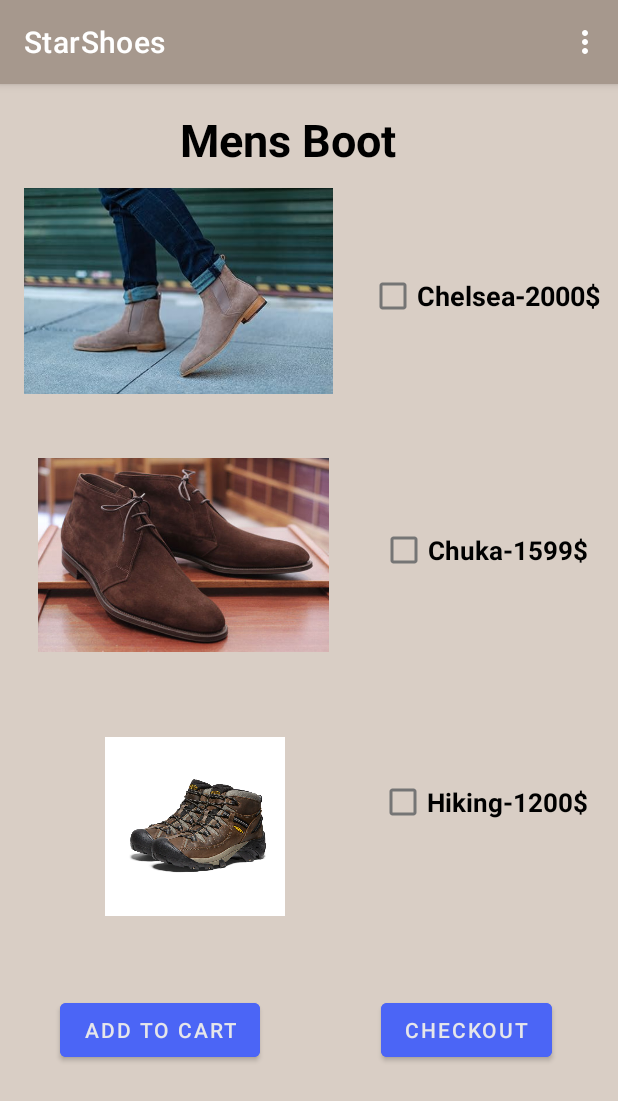
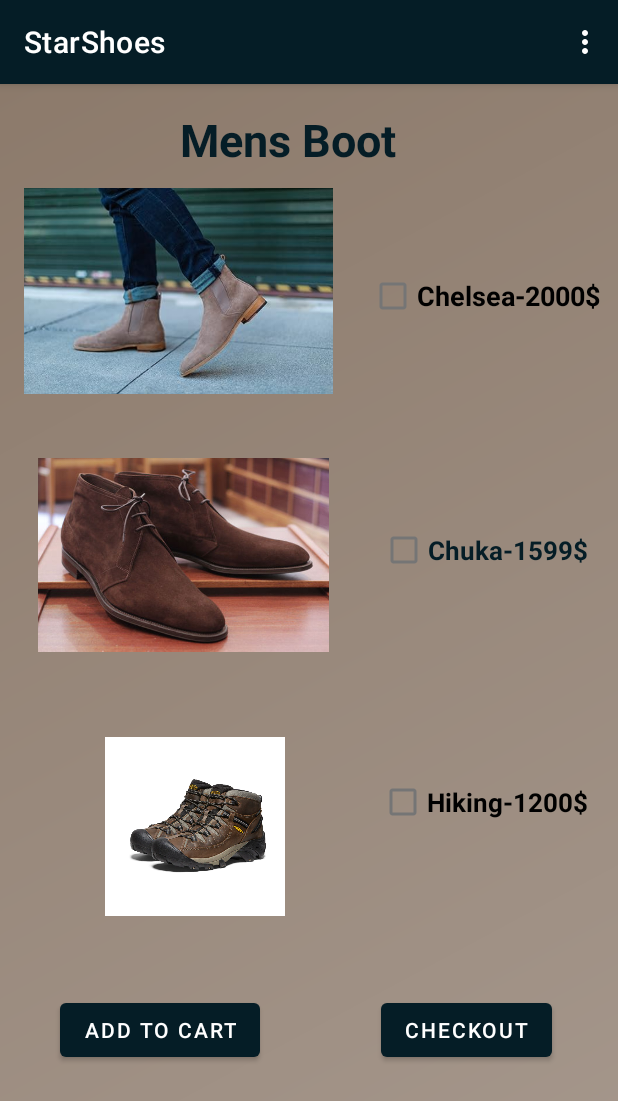
Before and after one commit to rutvi44/Star-Shoes, an Android app: the MenBoot screen opened directly, with no data from a screen before it, on a phone screen of 412 x 824 dp. Shown: the top 1101 px of the screen. Run offline under Robolectric (Android 15) with nearby library versions, the phone set to English and light mode, and no system bars.

Commit message:
Background

```diff
--- a/app/src/main/res/layout/activity_mensboots.xml
+++ b/app/src/main/res/layout/activity_mensboots.xml
@@ -4,14 +4,15 @@
     xmlns:tools="http://schemas.android.com/tools"
     android:layout_width="match_parent"
     android:layout_height="match_parent"
-    tools:context=".MenBoot">
+    tools:context=".MenBoot"
+    android:background="@drawable/background_app">
 
     <TextView
         android:id="@+id/textView2"
         android:layout_width="wrap_content"
         android:layout_height="wrap_content"
         android:text="@string/mensboot"
-        android:textColor="@color/black"
+        android:textColor="@color/ColorDark"
         android:textSize="30sp"
         android:textStyle="bold"
         app:layout_constraintBottom_toBottomOf="parent"
@@ -45,7 +46,7 @@
         android:layout_marginEnd="20dp"
         android:layout_marginBottom="120dp"
         android:text="Chuka-1599$"
-        android:textColor="@color/black"
+        android:textColor="@color/ColorDark"
         android:textSize="17sp"
         android:textStyle="bold"
         app:layout_constraintBottom_toTopOf="@+id/cbComp3"
@@ -73,9 +74,7 @@
         android:layout_height="wrap_content"
         android:layout_marginTop="228dp"
         android:layout_marginEnd="44dp"
-        android:backgroundTint="#4B65F6"
         android:text="@string/checkout"
-        android:textColor="#E6E6EA"
         app:layout_constraintEnd_toEndOf="parent"
         app:layout_constraintTop_toBottomOf="@+id/imageView2" />
 
@@ -84,9 +83,7 @@
         android:layout_width="wrap_content"
         android:layout_height="wrap_content"
         android:layout_marginTop="228dp"
-        android:backgroundTint="#4B65F6"
         android:text="@string/addtocart"
-        android:textColor="#E6E6EA"
         app:layout_constraintEnd_toStartOf="@+id/checkout_button"
         app:layout_constraintHorizontal_bias="0.331"
         app:layout_constraintStart_toStartOf="parent"
--- a/app/src/main/res/values/themes.xml
+++ b/app/src/main/res/values/themes.xml
@@ -3,28 +3,32 @@
     <!-- Base application theme. -->
     <style name="Theme.Group6_PROG3210_FinalProject" parent="Theme.MaterialComponents.DayNight.DarkActionBar">
         <!-- Primary branding color for the app -->
-        <item name="colorPrimary">@color/colorPrimary</item>
+        <item name="colorPrimary">@color/ColorDark</item>
         <item name="colorPrimaryVariant">@color/colorPrimaryVariant</item>
         <!-- Background color for the entire app -->
         <item name="android:windowBackground">@color/light </item>
         <!-- This is the color that will be used for the default text and icons. -->
         <item name="android:textColor">@color/ColorDark</item>
-        <!-- This is the color of UI elements such as buttons, checkboxes, etc. -->
+         This is the color of UI elements such as buttons, checkboxes, etc.
         <item name="colorControlHighlight">@color/colorPrimary</item>
         <!-- Status bar color in your activities -->
         <item name="android:statusBarColor" tools:targetApi="l">#d9d3ce</item>
         <!-- Customize your theme with other attributes like fonts, corner radius, etc. -->
         <item name="colorAccent">@color/ColorDark</item>
+<!--        &lt;!&ndash; Default button style &ndash;&gt;-->
+<!--        <item name="buttonStyle">@style/CustomButton</item>-->
     </style>
 
     <!-- Style for a button that will be used across the app -->
-    <style name="Widget.Group6_PROG3210.Button" parent="Widget.MaterialComponents.Button.UnelevatedButton">
-        <item name="android:backgroundTint">@color/colorPrimary</item>
-        <item name="android:textColor">@color/white</item>
-        <item name="android:textSize">18sp</item>
-        <item name="android:padding">12dp</item>
-        <item name="android:layout_margin">8dp</item>
-        <item name="cornerRadius">50dp</item>
-    </style>
+<!--    <style name="Widget.Group6_PROG3210.Button" parent="Widget.MaterialComponents.Button.UnelevatedButton">-->
+<!--        <item name="android:backgroundTint">@color/colorPrimary</item>-->
+<!--        <item name="android:textColor">@color/white</item>-->
+<!--        <item name="android:textSize">18sp</item>-->
+<!--        <item name="android:padding">12dp</item>-->
+<!--        <item name="android:layout_margin">8dp</item>-->
+<!--        <item name="cornerRadius">50dp</item>-->
+<!--    </style>-->
+
+
 
 </resources>
```
Also changed, not shown: app/src/main/res/layout/activity_mencasualshoes.xml (+3 -6 lines), app/src/main/res/layout/activity_mendressshoes.xml (+3 -6 lines).
